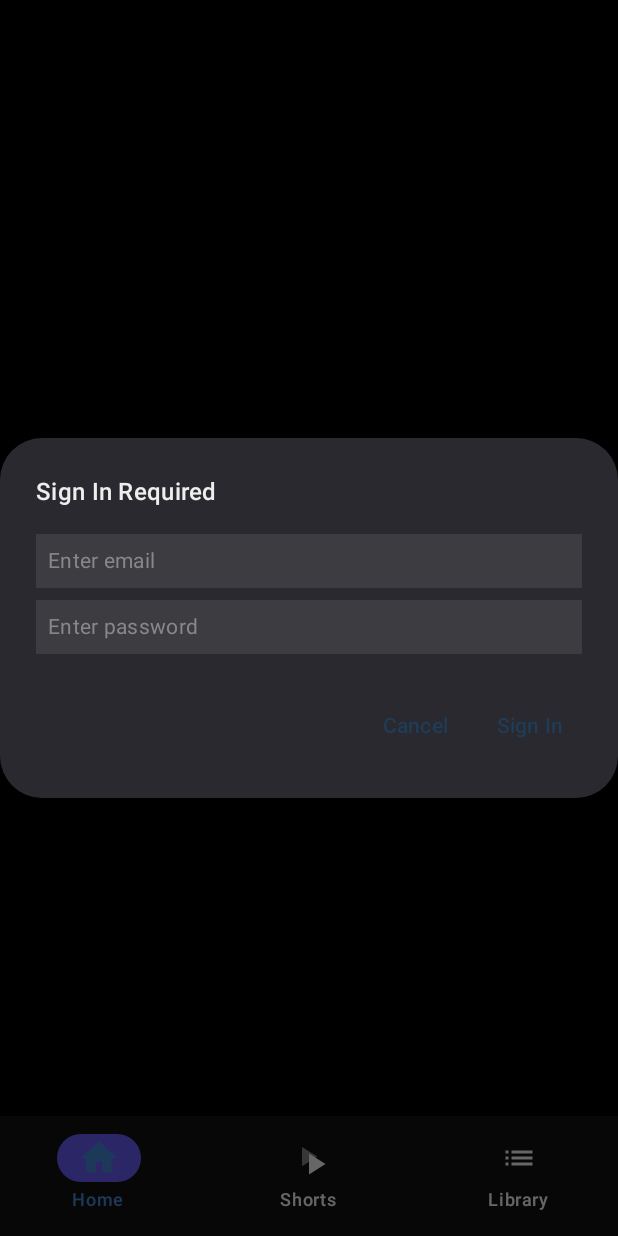
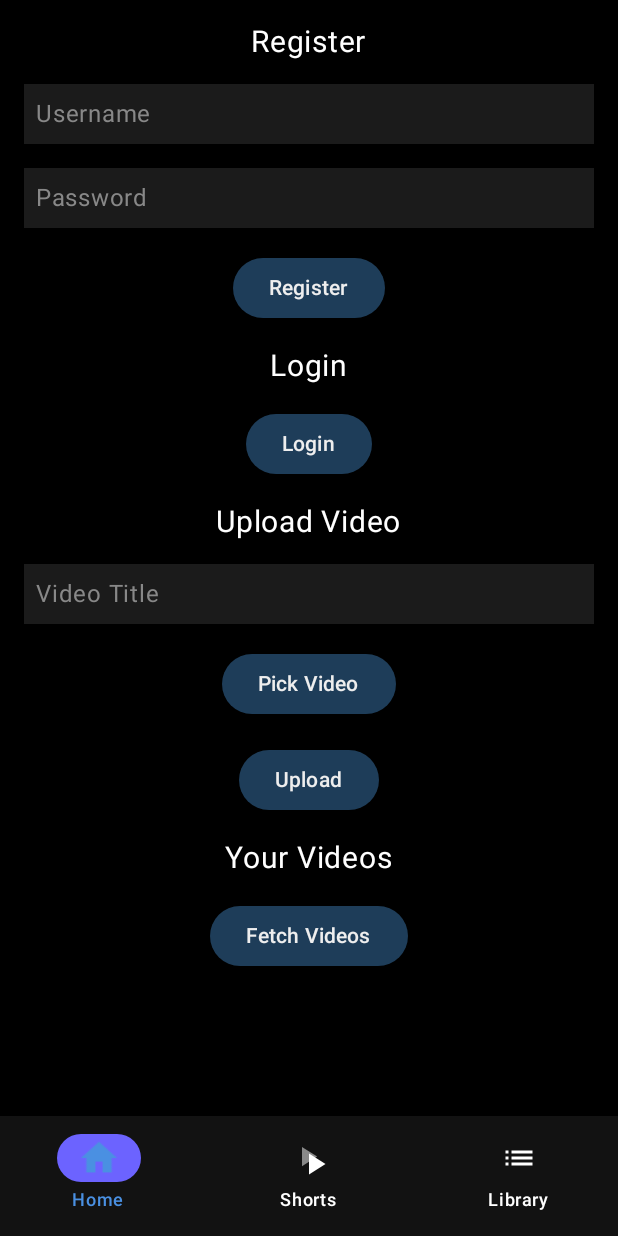
Before and after one commit to Beez1/ZZUBVIDEOPLAYER2, an Android app built with Jetpack Compose: the StorageScreen screen opened through its navigation route, on a phone screen of 412 x 824 dp. Run offline under Robolectric (Android 15) with nearby library versions, the phone set to English and light mode, and no system bars.

Commit message:
implementation of backend deployed url to perform get post and fetchfunctions

```diff
--- a/app/build.gradle.kts
+++ b/app/build.gradle.kts
@@ -51,7 +51,7 @@ android {
 
 
 dependencies {
-    implementation("androidx.compose.foundation:foundation-layout:1.7.5")
+    implementation(libs.androidx.foundation.layout)
     implementation(libs.androidx.core.ktx)
     implementation(libs.coil.compose)
     implementation(libs.androidx.media3.exoplayer)
@@ -66,7 +66,10 @@ dependencies {
     implementation(libs.androidx.material3)
     implementation(libs.androidx.datastore.core.android)
     implementation(libs.support.annotations)
+    implementation(libs.converter.gson)
+    implementation(libs.retrofit2.retrofit)
     testImplementation(libs.junit)
+    implementation(libs.logging.interceptor)
     androidTestImplementation(libs.androidx.junit)
     androidTestImplementation(libs.androidx.espresso.core)
     androidTestImplementation(platform(libs.androidx.compose.bom))
--- a/app/src/main/AndroidManifest.xml
+++ b/app/src/main/AndroidManifest.xml
@@ -4,9 +4,9 @@
     xmlns:tools="http://schemas.android.com/tools">
 
     <!-- Permissions -->
-    <uses-permission android:name="android.permission.READ_EXTERNAL_STORAGE"
-        android:maxSdkVersion="32" />
-
+    <uses-permission android:name="android.permission.READ_EXTERNAL_STORAGE" android:maxSdkVersion="32" />
+    <uses-permission android:name="android.permission.READ_MEDIA_VIDEO" />
+    <uses-permission android:name="android.permission.INTERNET" />
 
     <!-- Application Configuration -->
     <application
--- a/app/src/main/java/com/example/zzubvideoplayer/MainActivity.kt
+++ b/app/src/main/java/com/example/zzubvideoplayer/MainActivity.kt
@@ -1,5 +1,6 @@
 package com.example.zzubvideoplayer
 
+import StorageScreen
 import android.content.Context
 import android.os.Bundle
 import android.provider.MediaStore
--- a/app/src/main/java/com/example/zzubvideoplayer/Storage.kt
+++ b/app/src/main/java/com/example/zzubvideoplayer/Storage.kt
@@ -1,28 +1,16 @@
-package com.example.zzubvideoplayer
 
-import android.os.Bundle
-import androidx.activity.ComponentActivity
-import androidx.activity.compose.setContent
+import android.net.Uri
+import androidx.activity.compose.rememberLauncherForActivityResult
+import androidx.activity.result.contract.ActivityResultContracts
 import androidx.compose.foundation.background
-import androidx.compose.foundation.clickable
 import androidx.compose.foundation.layout.Arrangement
-import androidx.compose.foundation.layout.Box
 import androidx.compose.foundation.layout.Column
-import androidx.compose.foundation.layout.Row
-import androidx.compose.foundation.layout.Spacer
 import androidx.compose.foundation.layout.fillMaxSize
 import androidx.compose.foundation.layout.fillMaxWidth
-import androidx.compose.foundation.layout.height
 import androidx.compose.foundation.layout.padding
-import androidx.compose.foundation.layout.size
 import androidx.compose.foundation.text.BasicTextField
-import androidx.compose.material.icons.Icons
-import androidx.compose.material.icons.filled.Add
-import androidx.compose.material3.AlertDialog
-import androidx.compose.material3.Icon
-import androidx.compose.material3.MaterialTheme
+import androidx.compose.material3.Button
 import androidx.compose.material3.Text
-import androidx.compose.material3.TextButton
 import androidx.compose.runtime.Composable
 import androidx.compose.runtime.getValue
 import androidx.compose.runtime.mutableStateOf
@@ -31,128 +19,92 @@ import androidx.compose.runtime.setValue
 import androidx.compose.ui.Alignment
 import androidx.compose.ui.Modifier
 import androidx.compose.ui.graphics.Color
-import androidx.compose.ui.text.font.FontWeight
 import androidx.compose.ui.text.input.TextFieldValue
-import androidx.compose.ui.text.style.TextAlign
 import androidx.compose.ui.unit.dp
 import androidx.compose.ui.unit.sp
 import androidx.navigation.NavController
-import androidx.navigation.compose.rememberNavController
-import com.example.zzubvideoplayer.ui.theme.ZZUBVIDEOPLAYERTheme
+import kotlinx.coroutines.CoroutineScope
+import kotlinx.coroutines.Dispatchers
+import kotlinx.coroutines.launch
+import okhttp3.MediaType.Companion.toMediaTypeOrNull
+import okhttp3.MultipartBody
+import okhttp3.OkHttpClient
+import okhttp3.RequestBody.Companion.asRequestBody
+import retrofit2.Retrofit
+import retrofit2.converter.gson.GsonConverterFactory
+import retrofit2.http.Body
+import retrofit2.http.GET
+import retrofit2.http.Header
+import retrofit2.http.Multipart
+import retrofit2.http.POST
+import retrofit2.http.Part
+import java.io.File
 
-class StorageActivity : ComponentActivity() {
-    override fun onCreate(savedInstanceState: Bundle?) {
-        super.onCreate(savedInstanceState)
-        setContent {
-            ZZUBVIDEOPLAYERTheme {
-                val navController = rememberNavController()
-                StorageScreen(navController)
+data class User(val username: String, val password: String)
+data class AuthResponse(val message: String, val token: String? = null)
+data class Video(val title: String, val url: String)
+
+interface VideoPlatformApi {
+    @POST("auth/register")
+    suspend fun registerUser(@Body user: User): AuthResponse
+
+    @POST("auth/login")
+    suspend fun loginUser(@Body user: User): AuthResponse
+
+    @Multipart
+    @POST("video/upload")
+    suspend fun uploadVideo(
+        @Header("Authorization") token: String,
+        @Part video: MultipartBody.Part,
+        @Part("title") title: MultipartBody.Part
+    ): AuthResponse
+
+    @GET("video")
+    suspend fun fetchVideos(@Header("Authorization") token: String): List<Video>
 }
-        }
-    }
+
+val api: VideoPlatformApi by lazy {
+    Retrofit.Builder()
+        .baseUrl("https://video-platform-8lwk.onrender.com/")
+        .addConverterFactory(GsonConverterFactory.create())
+        .client(OkHttpClient.Builder().build())
+        .build()
+        .create(VideoPlatformApi::class.java)
 }
 
 @Composable
 fun StorageScreen(navController: NavController) {
-    var showDialog by remember { mutableStateOf(true) } // State to manage dialog visibility
-    var isSignedIn by remember { mutableStateOf(false) } // State to check if the user is signed in
+    var username by remember { mutableStateOf(TextFieldValue("")) }
+    var password by remember { mutableStateOf(TextFieldValue("")) }
+    var token by remember { mutableStateOf("") }
+    var title by remember { mutableStateOf(TextFieldValue("")) }
+    var videoUri by remember { mutableStateOf<Uri?>(null) }
+    var videos by remember { mutableStateOf<List<Video>>(emptyList()) }
+    var message by remember { mutableStateOf<String?>(null) }
 
-    Box(
+    val filePickerLauncher = rememberLauncherForActivityResult(ActivityResultContracts.GetContent()) {
+        videoUri = it
+    }
+
+    Column(
         modifier = Modifier
             .fillMaxSize()
             .background(Color.Black)
+            .padding(16.dp),
+        verticalArrangement = Arrangement.spacedBy(16.dp),
+        horizontalAlignment = Alignment.CenterHorizontally
     ) {
-        if (!isSignedIn && showDialog) {
-            // Display dialog if the user is not signed in
-            LoginDialog(
-                onDismiss = {
-                    showDialog = false
-                    navController.navigate("home") // Navigate back to the home page
-                },
-                onSignIn = {
-                    isSignedIn = true
-                    showDialog = false // Close dialog on successful sign-in
-                }
-            )
-        }
-
-        // Main content for signed-in users
-        if (isSignedIn) {
-            Column(
-                modifier = Modifier
-                    .fillMaxSize()
-                    .padding(16.dp)
-            ) {
-                Row(
-                    modifier = Modifier
-                        .fillMaxWidth(),
-                    horizontalArrangement = Arrangement.SpaceBetween,
-                    verticalAlignment = Alignment.CenterVertically
-                ) {
-                    Text(
-                        text = "Your Videos",
-                        color = Color.White,
-                        fontSize = 24.sp,
-                        fontWeight = FontWeight.Bold
-                    )
-                    Icon(
-                        imageVector = Icons.Default.Add,
-                        contentDescription = "Add Video",
-                        tint = Color.White,
-                        modifier = Modifier
-                            .size(28.dp)
-                            .clickable {
-                                // Logic to add a video (placeholder for now)
-                            }
-                    )
-                }
-                Spacer(modifier = Modifier.height(16.dp))
-
-                // Placeholder for video list
-                Text(
-                    text = "No videos uploaded yet.",
-                    color = Color.Gray,
-                    fontSize = 16.sp
-                )
-            }
-        }
-    }
-}
-
-@Composable
-fun LoginDialog(onDismiss: () -> Unit, onSignIn: () -> Unit) {
-    var email by remember { mutableStateOf(TextFieldValue("")) }
-    var password by remember { mutableStateOf(TextFieldValue("")) }
-
-    AlertDialog(
-        onDismissRequest = { onDismiss() },
-        title = {
-            Text(
-                text = "Sign In Required",
-                style = MaterialTheme.typography.titleMedium
-            )
-        },
-        text = {
-            Column(
-                modifier = Modifier.fillMaxWidth(),
-                verticalArrangement = Arrangement.spacedBy(8.dp)
-            ) {
+        // Registration Section
+        Text("Register", color = Color.White, fontSize = 20.sp)
         BasicTextField(
-                    value = email,
-                    onValueChange = { email = it },
+            value = username,
+            onValueChange = { username = it },
             modifier = Modifier
                 .fillMaxWidth()
                 .background(Color.Gray.copy(alpha = 0.2f))
                 .padding(8.dp),
             decorationBox = { innerTextField ->
-                        if (email.text.isEmpty()) {
-                            Text(
-                                text = "Enter email",
-                                color = Color.Gray,
-                                textAlign = TextAlign.Start
-                            )
-                        }
-                        innerTextField()
+                if (username.text.isEmpty()) Text("Username", color = Color.Gray) else innerTextField()
             }
         )
         BasicTextField(
@@ -163,33 +115,108 @@ fun LoginDialog(onDismiss: () -> Unit, onSignIn: () -> Unit) {
                 .background(Color.Gray.copy(alpha = 0.2f))
                 .padding(8.dp),
             decorationBox = { innerTextField ->
-                        if (password.text.isEmpty()) {
+                if (password.text.isEmpty()) Text("Password", color = Color.Gray) else innerTextField()
+            }
+        )
+        Button(onClick = {
+            CoroutineScope(Dispatchers.IO).launch {
+                try {
+                    val response = api.registerUser(User(username.text, password.text))
+                    message = response.message
+                } catch (e: Exception) {
+                    message = "Error: ${e.message}"
+                }
+            }
+        }) {
+            Text("Register")
+        }
+
+        // Login Section
+        Text("Login", color = Color.White, fontSize = 20.sp)
+        Button(onClick = {
+            CoroutineScope(Dispatchers.IO).launch {
+                try {
+                    val response = api.loginUser(User(username.text, password.text))
+                    token = response.token ?: ""
+                    message = response.message
+                } catch (e: Exception) {
+                    message = "Error: ${e.message}"
+                }
+            }
+        }) {
+            Text("Login")
+        }
+
+        // Upload Section
+        Text("Upload Video", color = Color.White, fontSize = 20.sp)
+        BasicTextField(
+            value = title,
+            onValueChange = { title = it },
+            modifier = Modifier
+                .fillMaxWidth()
+                .background(Color.Gray.copy(alpha = 0.2f))
+                .padding(8.dp),
+            decorationBox = { innerTextField ->
+                if (title.text.isEmpty()) Text("Video Title", color = Color.Gray) else innerTextField()
+            }
+        )
+        Button(onClick = { filePickerLauncher.launch("video/*") }) {
+            Text("Pick Video")
+        }
+        Button(onClick = {
+            if (videoUri != null && token.isNotEmpty()) {
+                CoroutineScope(Dispatchers.IO).launch {
+                    try {
+                        val file = File(videoUri!!.path!!)
+                        val videoPart = MultipartBody.Part.createFormData(
+                            "video", file.name, file.asRequestBody("video/*".toMediaTypeOrNull())
+                        )
+                        val titlePart = MultipartBody.Part.createFormData(
+                            "title", title.text
+                        )
+                        val response = api.uploadVideo("Bearer $token", videoPart, titlePart)
+                        message = response.message
+                    } catch (e: Exception) {
+                        message = "Error: ${e.message}"
+                    }
+                }
+            } else {
+                message = "Please log in and pick a video"
+            }
+        }) {
+            Text("Upload")
+        }
+
+        // Fetch Videos Section
+        Text("Your Videos", color = Color.White, fontSize = 20.sp)
+        Button(onClick = {
+            if (token.isNotEmpty()) {
+                CoroutineScope(Dispatchers.IO).launch {
+                    try {
+                        videos = api.fetchVideos("Bearer $token")
+                    } catch (e: Exception) {
+                        message = "Error: ${e.message}"
+                    }
+                }
+            } else {
+                message = "Please log in"
+            }
+        }) {
+            Text("Fetch Videos")
+        }
+        Column {
+            videos.forEach { video ->
                 Text(
-                                text = "Enter password",
-                                color = Color.Gray,
-                                textAlign = TextAlign.Start
+                    text = "${video.title}: ${video.url}",
+                    color = Color.White,
+                    fontSize = 16.sp
                 )
             }
-                        innerTextField()
         }
-                )
-            }
-        },
-        confirmButton = {
-            TextButton(
-                onClick = {
-                    onSignIn() // Handle successful sign-in
-                }
-            ) {
-                Text(text = "Sign In")
-            }
-        },
-        dismissButton = {
-            TextButton(
-                onClick = { onDismiss() } // Handle cancel action
-            ) {
-                Text(text = "Cancel")
+
+        // Message Display
+        message?.let {
+            Text(it, color = if (it.contains("success", true)) Color.Green else Color.Red)
         }
     }
-    )
 }
```
Also changed, not shown: gradle/libs.versions.toml (+8 -0 lines). Lines whose indentation alone changed are shown as unchanged.
